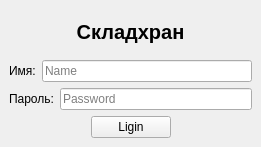
The window that app/forms/ui/login.ui (Robert-ass911/Diplom) describes before a commit, drawn with Qt 5.
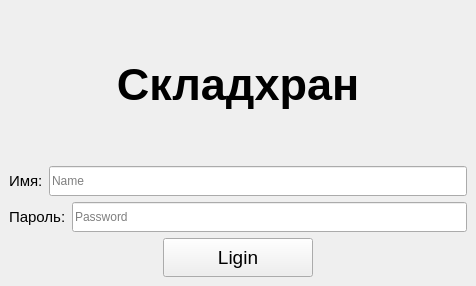
The same window after the commit.

Commit message: update login form

```diff
--- a/app/forms/ui/login.ui
+++ b/app/forms/ui/login.ui
@@ -6,8 +6,8 @@
    <rect>
     <x>0</x>
     <y>0</y>
-    <width>261</width>
-    <height>147</height>
+    <width>476</width>
+    <height>286</height>
    </rect>
   </property>
   <property name="windowTitle">
@@ -23,7 +23,7 @@
          <widget class="QLabel" name="label_3">
           <property name="font">
            <font>
-            <pointsize>15</pointsize>
+            <pointsize>34</pointsize>
             <bold>true</bold>
            </font>
           </property>
@@ -46,6 +46,11 @@
              <layout class="QHBoxLayout" name="horizontalLayout_3">
               <item>
                <widget class="QLabel" name="label">
+                <property name="font">
+                 <font>
+                  <pointsize>11</pointsize>
+                 </font>
+                </property>
                 <property name="text">
                  <string>Имя:</string>
                 </property>
@@ -56,7 +61,7 @@
                 <property name="minimumSize">
                  <size>
                   <width>200</width>
-                  <height>0</height>
+                  <height>30</height>
                  </size>
                 </property>
                 <property name="placeholderText">
@@ -70,6 +75,11 @@
              <layout class="QHBoxLayout" name="horizontalLayout_2">
               <item>
                <widget class="QLabel" name="label_2">
+                <property name="font">
+                 <font>
+                  <pointsize>11</pointsize>
+                 </font>
+                </property>
                 <property name="text">
                  <string>Пароль:</string>
                 </property>
@@ -77,6 +87,12 @@
               </item>
               <item>
                <widget class="QLineEdit" name="pass_input">
+                <property name="minimumSize">
+                 <size>
+                  <width>0</width>
+                  <height>30</height>
+                 </size>
+                </property>
                 <property name="echoMode">
                  <enum>QLineEdit::Password</enum>
                 </property>
@@ -108,6 +124,17 @@
              <layout class="QHBoxLayout" name="horizontalLayout">
               <item>
                <widget class="QPushButton" name="login">
+                <property name="minimumSize">
+                 <size>
+                  <width>150</width>
+                  <height>39</height>
+                 </size>
+                </property>
+                <property name="font">
+                 <font>
+                  <pointsize>14</pointsize>
+                 </font>
+                </property>
                 <property name="text">
                  <string>Ligin</string>
                 </property>
```
The commit also changes 1 other file.
